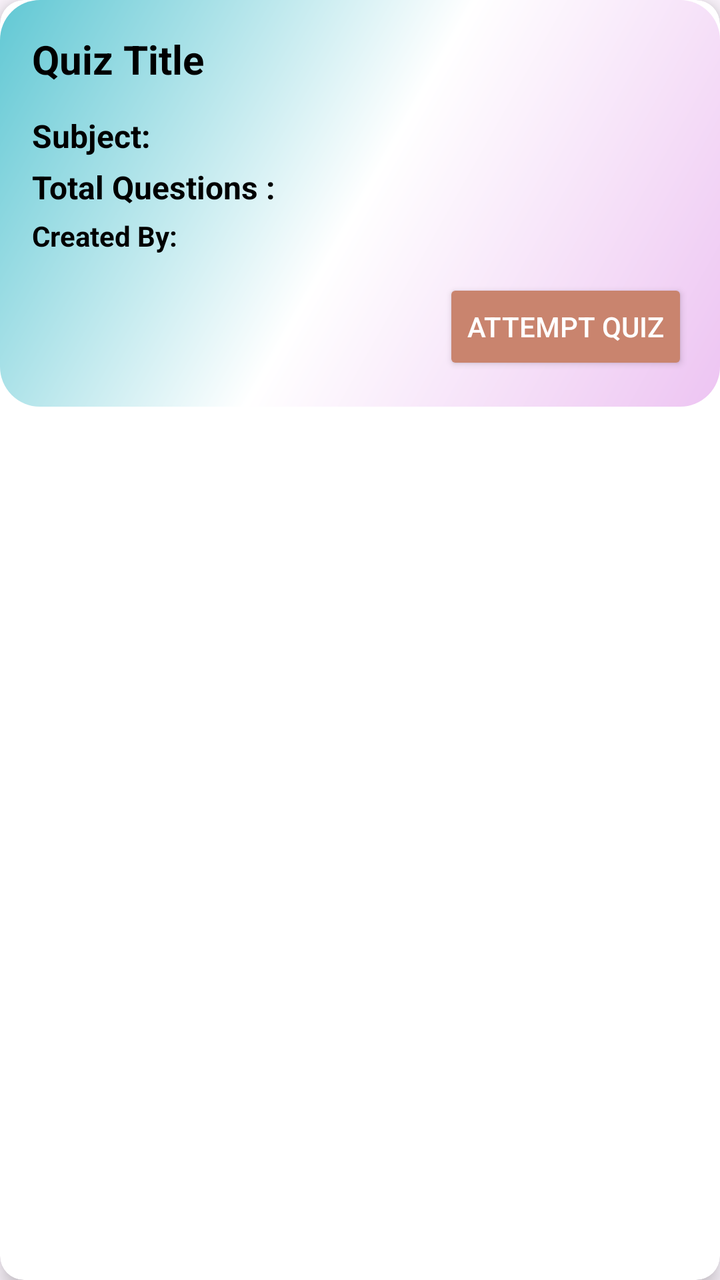
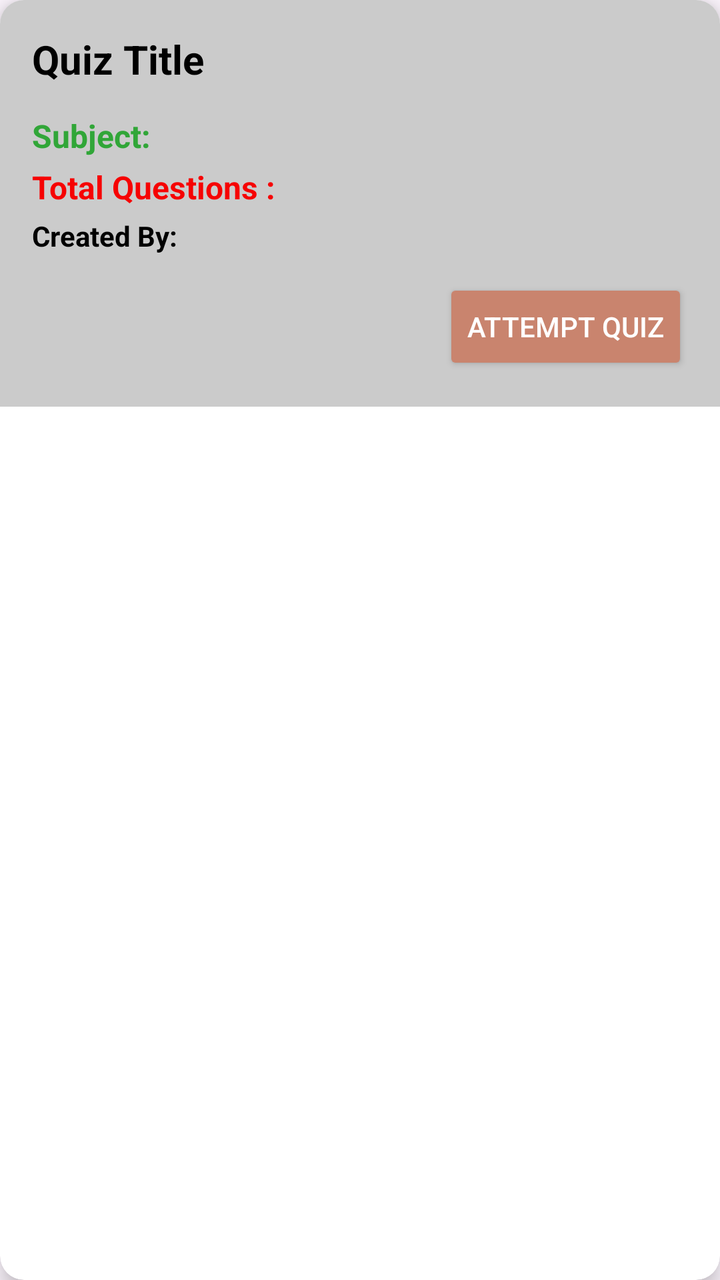

Before-and-after screenshots of an Android layout around one commit, followed by the original layout XML and the change that was made.
<!-- AndroidManifest.xml: application theme Theme.EduQuiz -->
<!-- res/layout/quiz_item_available.xml -->
<?xml version="1.0" encoding="utf-8"?>
<androidx.cardview.widget.CardView
    xmlns:android="http://schemas.android.com/apk/res/android"
    xmlns:card_view="http://schemas.android.com/apk/res-auto"
    android:layout_width="match_parent"
    android:layout_height="wrap_content"
    android:layout_marginLeft="8dp"
    android:layout_marginRight="8sp"
    android:layout_marginTop="10dp"
    card_view:cardCornerRadius="12dp"
    card_view:cardElevation="6dp">

    <LinearLayout
        android:layout_width="match_parent"
        android:layout_height="wrap_content"
        android:orientation="vertical"
        android:background="@drawable/new_card_bg"
        android:padding="16dp">

        <TextView
            android:id="@+id/tvItemAvailableQuizzesTitle"
            android:layout_width="wrap_content"
            android:layout_height="wrap_content"
            android:text="Quiz Title"
            android:textSize="20sp"
            android:textStyle="bold"
            android:layout_marginBottom="10dp"
            android:textColor="#000000" />

        <LinearLayout
            android:layout_width="wrap_content"
            android:layout_height="wrap_content"
            android:orientation="horizontal">

            <TextView
                android:layout_width="wrap_content"
                android:layout_height="wrap_content"
                android:text="Subject: "
                android:textSize="16sp"
                android:textStyle="bold"
                android:textColor="@color/black"
                android:layout_marginTop="4dp" />

            <TextView
                android:id="@+id/tvItemAvailableQuizzesQuizSubject"
                android:layout_width="wrap_content"
                android:layout_height="wrap_content"
                android:layout_marginLeft="6dp"
                android:text=""
                android:textSize="16sp"
                android:textColor="@color/black"
                android:layout_marginTop="4dp" />

        </LinearLayout>


    <LinearLayout
        android:layout_width="wrap_content"
        android:layout_height="wrap_content"
        android:layout_marginTop="2dp"
        android:orientation="horizontal">

        <TextView
            android:layout_width="wrap_content"
            android:layout_height="wrap_content"
            android:text="Total Questions :"
            android:textSize="16sp"
            android:textStyle="bold"
            android:textColor="@color/black"
            android:layout_marginTop="2dp" />

        <TextView
            android:id="@+id/tvItemAvailableQuizzesTotalQuestions"
            android:layout_width="wrap_content"
            android:layout_height="wrap_content"
            android:text=""
            android:textSize="16sp"
            android:textColor="@color/black"
            android:layout_marginTop="2dp" />


    </LinearLayout>

    <LinearLayout
        android:layout_width="wrap_content"
        android:layout_height="wrap_content"
        android:layout_marginTop="2dp"
        android:orientation="horizontal">

        <TextView
            android:layout_width="wrap_content"
            android:layout_height="wrap_content"
            android:text="Created By: "
            android:textSize="14sp"
            android:textStyle="bold"
            android:textColor="@color/black"
            android:layout_marginTop="2dp" />


        <TextView
            android:id="@+id/tvItemAvailableQuizzesCreatedBy"
            android:layout_width="wrap_content"
            android:layout_height="wrap_content"
            android:text=""
            android:textSize="14sp"
            android:textColor="@color/black"
            android:layout_marginTop="2dp" />

    </LinearLayout>

        <androidx.appcompat.widget.AppCompatButton
            android:id="@+id/btnItemAvailableQuizzesAttemptQuiz"
            android:layout_width="wrap_content"
            android:layout_height="wrap_content"
            android:text="Attempt Quiz"
            android:layout_gravity="end"
            android:layout_marginTop="12dp"
            android:backgroundTint="@color/orange"
            android:textColor="@color/white"
            android:paddingLeft="12dp"
            android:paddingRight="12dp" />

    </LinearLayout>

</androidx.cardview.widget.CardView>
<!-- resources referenced by this layout -->
<resources>
  <color name="black">#FF000000</color>
  <color name="orange">#C9846E</color>
  <color name="white">#FFFFFFFF</color>
  <!-- drawable new_card_bg (drawable) -->
  <?xml version="1.0" encoding="utf-8"?>
  <shape xmlns:android="http://schemas.android.com/apk/res/android">
  
      <gradient
          android:startColor="@color/songlistback"
          android:endColor="@color/SkyBlue"
          android:centerColor="@color/white"
          android:angle="135"
          >
  
      </gradient>
      <corners
          android:radius="20dp"
          >
      </corners>
  
  </shape>
  <style name="Theme.EduQuiz" parent="Base.Theme.EduQuiz" />
  <color name="songlistback">#EDC4F2</color>
  <color name="SkyBlue">#61C8D4</color>
  <style name="Base.Theme.EduQuiz" parent="Theme.Material3.DayNight.NoActionBar">
          
          
      </style>
</resources>

<!-- the commit's change to res/layout/quiz_item_available.xml (unified diff, before → after) -->
@@ -14,7 +14,7 @@
         android:layout_width="match_parent"
         android:layout_height="wrap_content"
         android:orientation="vertical"
-        android:background="@drawable/new_card_bg"
+        android:background="#CBCBCB"
         android:padding="16dp">
 
         <TextView
@@ -24,6 +24,7 @@
             android:text="Quiz Title"
             android:textSize="20sp"
             android:textStyle="bold"
+            android:background="#CBCBCB"
             android:layout_marginBottom="10dp"
             android:textColor="#000000" />
 
@@ -38,7 +39,7 @@
                 android:text="Subject: "
                 android:textSize="16sp"
                 android:textStyle="bold"
-                android:textColor="@color/black"
+                android:textColor="@color/green"
                 android:layout_marginTop="4dp" />
 
             <TextView
@@ -66,7 +67,7 @@
             android:text="Total Questions :"
             android:textSize="16sp"
             android:textStyle="bold"
-            android:textColor="@color/black"
+            android:textColor="@color/red"
             android:layout_marginTop="2dp" />
 
         <TextView
<!-- resource entries referenced after the edit -->
@@ -1,29 +1,11 @@
 <!-- resources referenced by this layout -->
 <resources>
   <color name="black">#FF000000</color>
+  <color name="green">#31A638</color>
   <color name="orange">#C9846E</color>
+  <color name="red">#F60202</color>
   <color name="white">#FFFFFFFF</color>
-  <!-- drawable new_card_bg (drawable) -->
-  <?xml version="1.0" encoding="utf-8"?>
-  <shape xmlns:android="http://schemas.android.com/apk/res/android">
-  
-      <gradient
-          android:startColor="@color/songlistback"
-          android:endColor="@color/SkyBlue"
-          android:centerColor="@color/white"
-          android:angle="135"
-          >
-  
-      </gradient>
-      <corners
-          android:radius="20dp"
-          >
-      </corners>
-  
-  </shape>
   <style name="Theme.EduQuiz" parent="Base.Theme.EduQuiz" />
-  <color name="songlistback">#EDC4F2</color>
-  <color name="SkyBlue">#61C8D4</color>
   <style name="Base.Theme.EduQuiz" parent="Theme.Material3.DayNight.NoActionBar">
           
           
